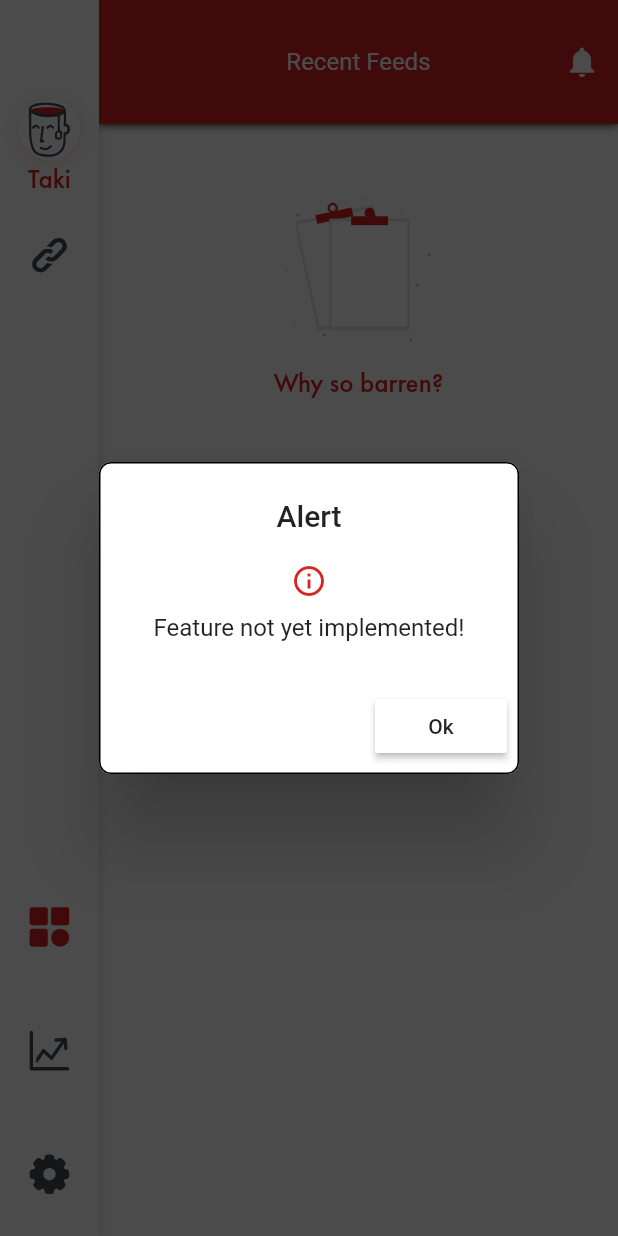
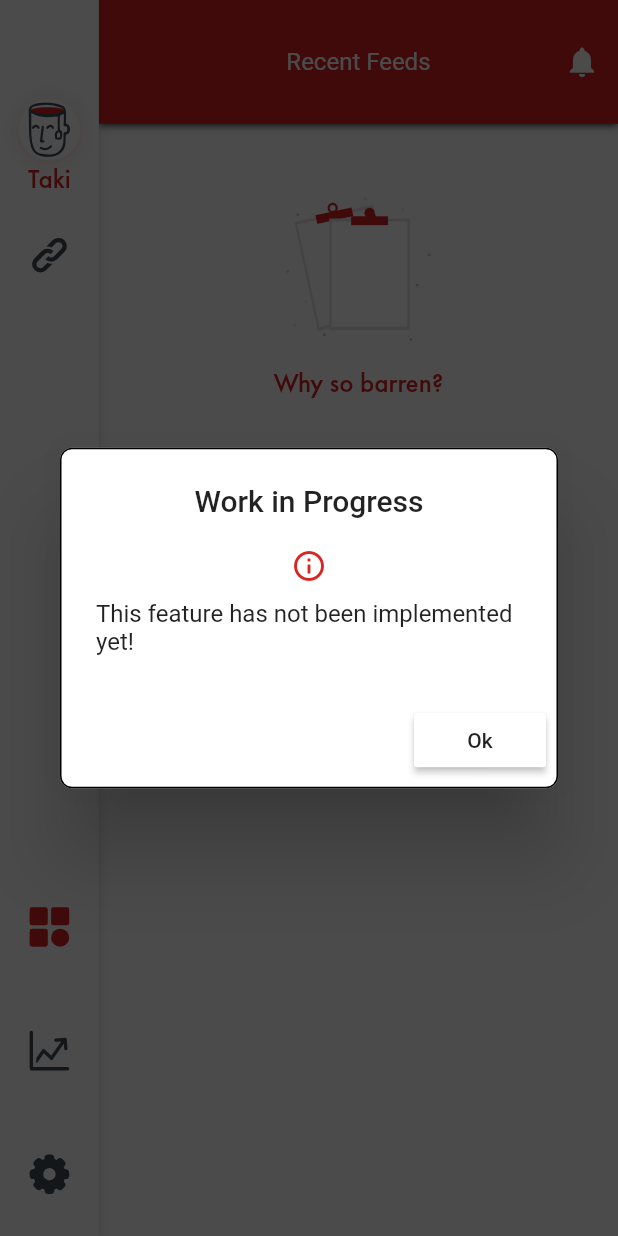
Before and after one commit to takiuddin93/AakCupChaa, a Flutter app: the screen it shows after launch, after a tap on the "notifications" icon, on a phone screen of 412 x 824 dp. Run offline on Flutter 3.47's test engine with Material 2 defaults, Android fonts, the phone set to English and light mode, and no system bars; our stand-ins replace flutter_svg, share.

Commit message:
mainappbar.dart slightly modified

```diff
--- a/lib/widgets/mainappbar.dart
+++ b/lib/widgets/mainappbar.dart
@@ -1,5 +1,4 @@
 import 'package:aakcupchaa/dashboard.dart';
-import 'package:aakcupchaa/menu.dart';
 import 'package:aakcupchaa/universal_variables.dart';
 import 'package:aakcupchaa/utils/mainappbar_style.dart';
 import 'package:aakcupchaa/widgets/custom_notification_dialog_widget.dart';
@@ -108,11 +107,11 @@ class MainAppBar extends StatelessWidget {
   }
 
   Builder _buildaction(BuildContext context) {
-    String _alertdialogTitle, _alertdialogDescription, _alertdialogButton;
+    String _alertdialogTitle, _alertdialogText, _alertdialogFirstButton;
     if (title == 'Recent Feeds') {
       _alertdialogTitle = 'Work in Progress';
-      _alertdialogDescription = 'This feature has not been implemented yet!';
-      _alertdialogButton = 'Back';
+      _alertdialogText = 'This feature has not been implemented yet!';
+      _alertdialogFirstButton = 'Ok';
     } else {}
     return Builder(
       builder: (context) => IconButton(
@@ -121,10 +120,10 @@ class MainAppBar extends StatelessWidget {
         onPressed: () {
           CustomDialog.showScaleAlertBox(
             context: context,
-            title: "Alert",
+            title: _alertdialogTitle,
             icon: Icons.info_outline, // IF YOU WANT TO ADD ICON
-            text: 'Feature not yet implemented!', // IF YOU WANT TO ADD
-            firstButton: "Ok",
+            text: _alertdialogText, // IF YOU WANT TO ADD
+            firstButton: _alertdialogFirstButton,
           );
         },
       ),
```
